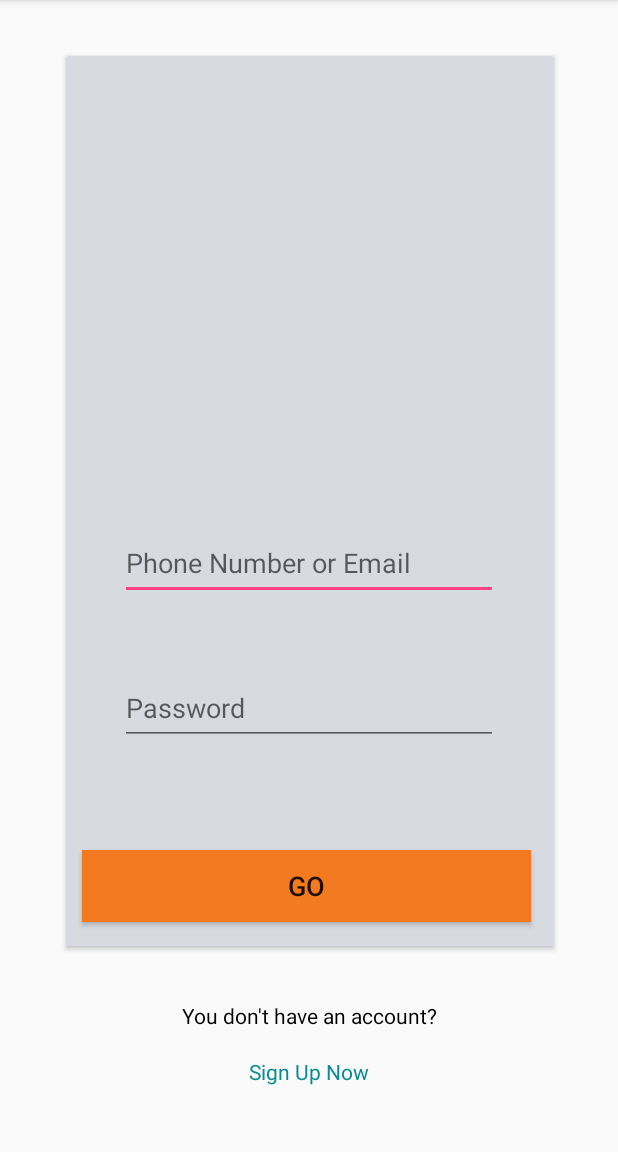
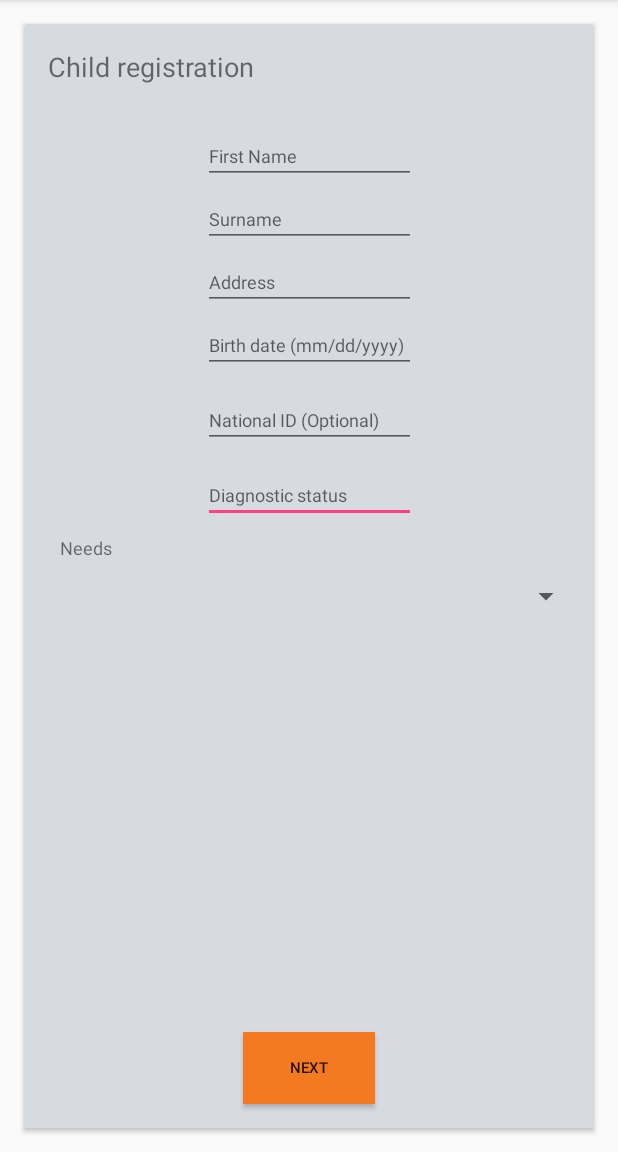
Before and after one commit to access-autism/android-client, an Android app: the screen it shows after launch (LoginActivity before the commit, FamilyCaregiverSignUpFormActivity after it), on a phone screen of 412 x 824 dp, the part 84-1236 px from its top. Run offline under Robolectric (Android 15) with nearby library versions, the light colour scheme and no system bars.

Commit message:
merge with profile signup

```diff
--- /dev/null
+++ b/app/src/main/java/com/example/chouaib/access_autism/FamilyCaregiverSignUpFormActivity.kt
@@ -0,0 +1,19 @@
+package com.example.chouaib.access_autism
+
+import android.content.Intent
+import android.support.v7.app.AppCompatActivity
+import android.os.Bundle
+import android.view.View
+
+class FamilyCaregiverSignUpFormActivity : AppCompatActivity() {
+
+    override fun onCreate(savedInstanceState: Bundle?) {
+        super.onCreate(savedInstanceState)
+        setContentView(R.layout.activity_family_caregiver_sign_up_form)
+    }
+
+    fun onClickNext(v: View){
+        val intent = Intent(this,FamilyCaregiverSignUpForm2Activity::class.java)
+        this.startActivity(intent)
+    }
+}
--- /dev/null
+++ b/app/src/main/res/layout/activity_family_caregiver_sign_up_form.xml
@@ -0,0 +1,170 @@
+<?xml version="1.0" encoding="utf-8"?>
+<android.support.constraint.ConstraintLayout xmlns:android="http://schemas.android.com/apk/res/android"
+    xmlns:app="http://schemas.android.com/apk/res-auto"
+    xmlns:tools="http://schemas.android.com/tools"
+    android:layout_width="match_parent"
+    android:layout_height="match_parent"
+    tools:context="com.example.chouaib.access_autism.FamilyCaregiverSignUpFormActivity">
+
+    <android.support.v7.widget.CardView
+        android:layout_width="0dp"
+        android:layout_height="0dp"
+        android:layout_marginBottom="16dp"
+        android:layout_marginEnd="16dp"
+        android:layout_marginStart="16dp"
+        android:layout_marginTop="16dp"
+        app:cardBackgroundColor="@color/colorCardGray"
+        app:layout_constraintBottom_toBottomOf="parent"
+        app:layout_constraintEnd_toEndOf="parent"
+        app:layout_constraintHorizontal_bias="0.545"
+        app:layout_constraintStart_toStartOf="parent"
+        app:layout_constraintTop_toTopOf="parent"
+        app:layout_constraintVertical_bias="0.242">
+
+        <android.support.constraint.ConstraintLayout
+            android:layout_width="match_parent"
+            android:layout_height="match_parent">
+
+            <EditText
+                android:id="@+id/editText16"
+                android:layout_width="142dp"
+                android:layout_height="34dp"
+                android:layout_marginEnd="8dp"
+                android:layout_marginStart="8dp"
+                android:layout_marginTop="16dp"
+                android:ems="10"
+                android:hint="@string/child_registration_diagnostic_status"
+                android:inputType="textPersonName"
+                android:textSize="12sp"
+                app:layout_constraintEnd_toEndOf="parent"
+                app:layout_constraintStart_toStartOf="parent"
+                app:layout_constraintTop_toBottomOf="@+id/editText15" />
+
+            <EditText
+                android:id="@+id/editText15"
+                android:layout_width="142dp"
+                android:layout_height="34dp"
+                android:layout_marginEnd="8dp"
+                android:layout_marginStart="8dp"
+                android:layout_marginTop="16dp"
+                android:ems="10"
+                android:hint="@string/child_registration_national_id"
+                android:inputType="textPersonName"
+                android:textSize="12sp"
+                app:layout_constraintEnd_toEndOf="parent"
+                app:layout_constraintStart_toStartOf="parent"
+                app:layout_constraintTop_toBottomOf="@+id/editText20" />
+
+            <EditText
+                android:id="@+id/editText13"
+                android:layout_width="142dp"
+                android:layout_height="34dp"
+                android:layout_marginEnd="8dp"
+                android:layout_marginStart="8dp"
+                android:layout_marginTop="8dp"
+                android:ems="10"
+                android:hint="@string/child_registration_surname"
+                android:inputType="textPersonName"
+                android:textSize="12sp"
+                app:layout_constraintEnd_toEndOf="parent"
+                app:layout_constraintStart_toStartOf="parent"
+                app:layout_constraintTop_toBottomOf="@+id/editText2" />
+
+            <TextView
+                android:id="@+id/textView"
+                android:layout_width="wrap_content"
+                android:layout_height="wrap_content"
+                android:layout_marginStart="16dp"
+                android:layout_marginTop="16dp"
+                android:text="@string/child_registration_sign_up_title"
+                android:textSize="18sp"
+                app:layout_constraintStart_toStartOf="parent"
+                app:layout_constraintTop_toTopOf="parent" />
+
+            <EditText
+                android:id="@+id/editText2"
+                android:layout_width="142dp"
+                android:layout_height="34dp"
+                android:layout_marginEnd="8dp"
+                android:layout_marginStart="8dp"
+                android:layout_marginTop="32dp"
+                android:ems="10"
+                android:hint="@string/child_registration_first_name"
+                android:inputType="textPersonName"
+                android:selectAllOnFocus="false"
+                android:textSize="12sp"
+                app:layout_constraintEnd_toEndOf="parent"
+                app:layout_constraintStart_toStartOf="parent"
+                app:layout_constraintTop_toBottomOf="@+id/textView" />
+
+            <Spinner
+                android:id="@+id/spinner2"
+                android:layout_width="0dp"
+                android:layout_height="wrap_content"
+                android:layout_marginEnd="8dp"
+                android:layout_marginStart="8dp"
+                android:layout_marginTop="12dp"
+                app:layout_constraintEnd_toEndOf="parent"
+                app:layout_constraintStart_toStartOf="parent"
+                app:layout_constraintTop_toBottomOf="@+id/textView3" />
+
+            <Button
+                android:id="@+id/button"
+                android:layout_width="wrap_content"
+                android:layout_height="wrap_content"
+                android:layout_marginBottom="16dp"
+                android:layout_marginEnd="8dp"
+                android:layout_marginStart="8dp"
+                android:background="@color/colorButtonOrange"
+                android:onClick="onClickNext"
+                android:text="@string/next"
+                android:textSize="10sp"
+                app:layout_constraintBottom_toBottomOf="parent"
+                app:layout_constraintEnd_toEndOf="parent"
+                app:layout_constraintStart_toStartOf="parent" />
+
+            <EditText
+                android:id="@+id/editText19"
+                android:layout_width="142dp"
+                android:layout_height="34dp"
+                android:layout_marginEnd="8dp"
+                android:layout_marginStart="8dp"
+                android:layout_marginTop="8dp"
+                android:ems="10"
+                android:hint="@string/child_registration_address"
+                android:inputType="textPostalAddress"
+                android:textSize="12sp"
+                app:layout_constraintEnd_toEndOf="parent"
+                app:layout_constraintStart_toStartOf="parent"
+                app:layout_constraintTop_toBottomOf="@+id/editText13" />
+
+            <EditText
+                android:id="@+id/editText20"
+                android:layout_width="142dp"
+                android:layout_height="34dp"
+                android:layout_marginEnd="8dp"
+                android:layout_marginStart="8dp"
+                android:layout_marginTop="8dp"
+                android:ems="10"
+                android:hint="@string/child_registration_birth_date"
+                android:inputType="date"
+                android:textSize="12sp"
+                app:layout_constraintEnd_toEndOf="parent"
+                app:layout_constraintStart_toStartOf="parent"
+                app:layout_constraintTop_toBottomOf="@+id/editText19" />
+
+            <TextView
+                android:id="@+id/textView3"
+                android:layout_width="wrap_content"
+                android:layout_height="wrap_content"
+                android:layout_marginStart="24dp"
+                android:layout_marginTop="8dp"
+                android:text="@string/child_registration_needs_title"
+                android:textSize="12sp"
+                app:layout_constraintStart_toStartOf="parent"
+                app:layout_constraintTop_toBottomOf="@+id/editText16" />
+
+        </android.support.constraint.ConstraintLayout>
+    </android.support.v7.widget.CardView>
+
+</android.support.constraint.ConstraintLayout>
--- a/app/src/main/res/values/colors.xml
+++ b/app/src/main/res/values/colors.xml
@@ -9,5 +9,4 @@
     <color name="white">#fff</color>
     <color name="black">#000</color>
     <color name="colorButtonText">#088c91</color>
-
 </resources>
--- a/app/src/main/res/values/strings.xml
+++ b/app/src/main/res/values/strings.xml
@@ -9,5 +9,19 @@
     <string name="sign_up_button">SIGN UP</string>
     <string name="sign_up_link">Sign Up Now</string>
     <string name="no_account_text">You don\'t have an account?</string>
-    <string name="login_button">GO</string>
+    <string name="next">Next</string>
+    <string name="finish">Finish</string>
+    <string name="child_registration_sign_up_title">Child registration</string>
+    <string name="child_registration_first_name">First Name</string>
+    <string name="child_registration_surname">Surname</string>
+    <string name="child_registration_address">Address</string>
+    <string name="child_registration_birth_date">Birth date (mm/dd/yyyy)</string>
+    <string name="child_registration_national_id">National ID (Optional)</string>
+    <string name="child_registration_diagnostic_status">Diagnostic status</string>
+    <string name="child_registration_needs_title">Needs</string>
+    <string name="child_registration_asd_features_title">ASD Features</string>
+    <string name="child_registration_assigned_provider_title">Assigned provider</string>
+    <string name="child_registration_description_title">Description (Optional)</string>
+    <string name="provider_sign_up_assigned_facility_title">Assigned facility</string>
+    <string name="provider_sign_up_speciality_title">Role / Speciality</string>
 </resources>
```
Also changed, not shown: app/src/main/AndroidManifest.xml (+11 -1 lines), app/src/main/java/com/example/chouaib/access_autism/FamilyCaregiverSignUpForm2Activity.kt (added, +19 -0 lines), app/src/main/java/com/example/chouaib/access_autism/FamilyCaregiverSignUpForm3Activity.kt (added, +12 -0 lines), app/src/main/java/com/example/chouaib/access_autism/ProviderSignUpFormActivity.kt (added, +12 -0 lines), app/src/main/res/layout/activity_family_caregiver_sign_up_form2.xml (added, +65 -0 lines), app/src/main/res/layout/activity_family_caregiver_sign_up_form3.xml (added, +104 -0 lines), app/src/main/res/layout/activity_provider_sign_up_form.xml (added, +87 -0 lines), 2 other files.
